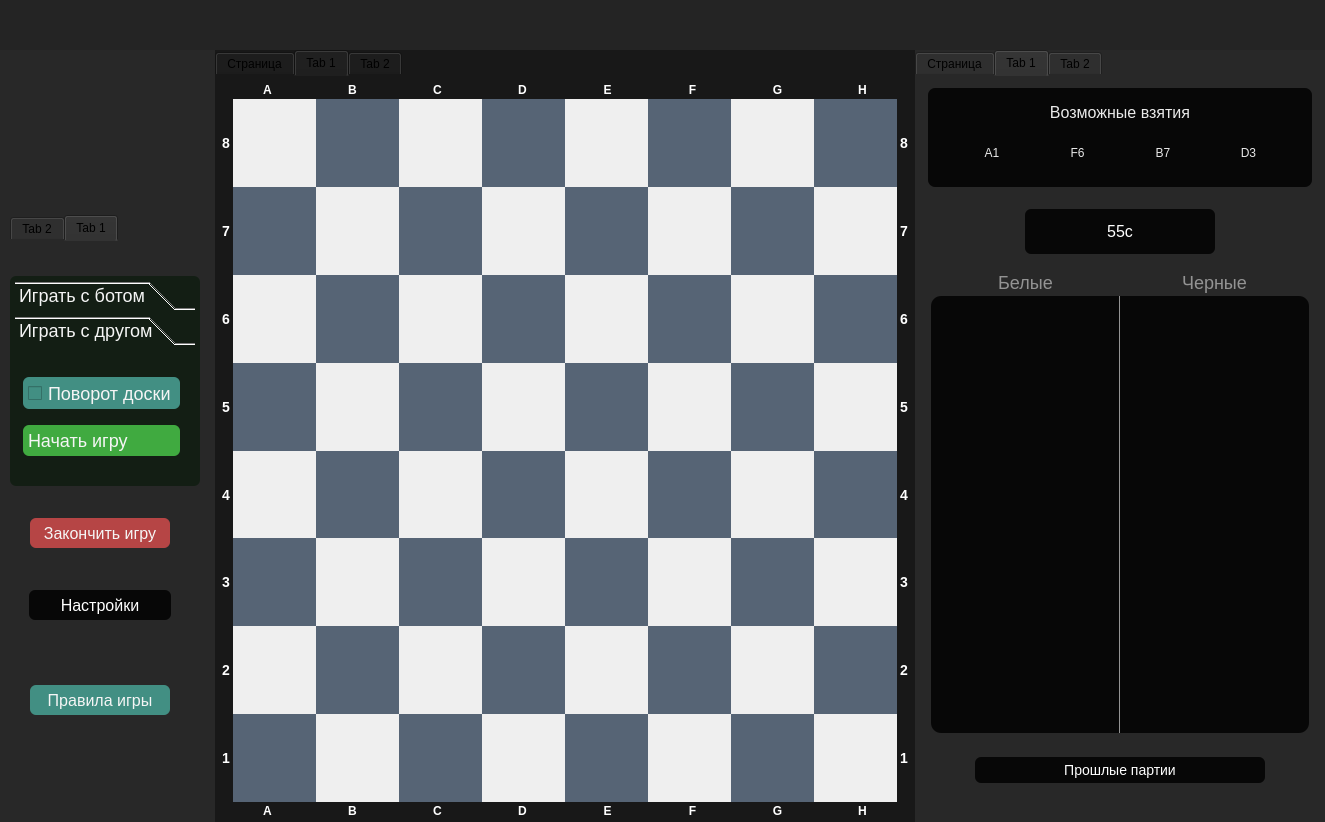
The window that main.ui (Artemdjdj/checker) describes before a commit, drawn with Qt 5.
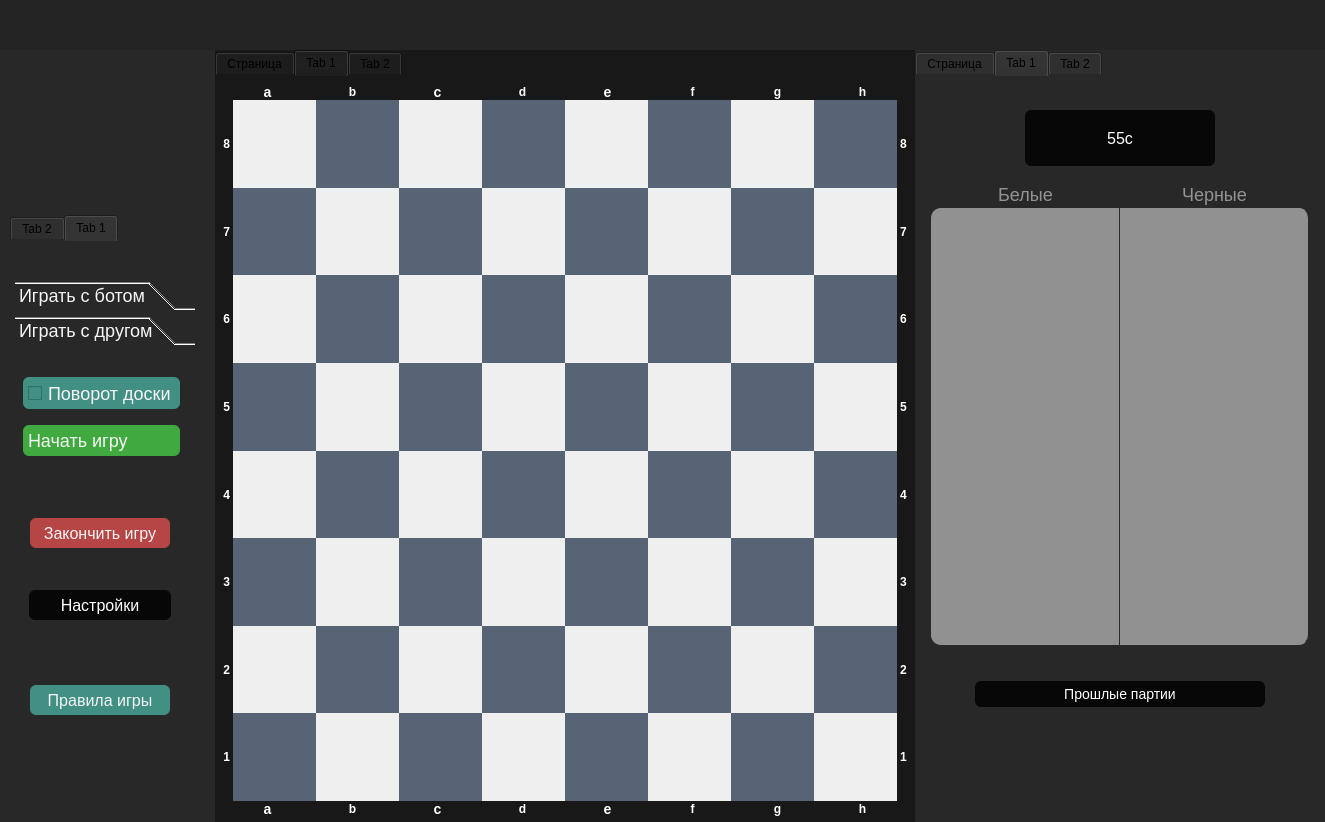
The same window after the commit. Icons and pictures are not drawn.

Patch:
```diff
--- a/main.ui
+++ b/main.ui
@@ -443,7 +443,7 @@
                </property>
                <property name="styleSheet">
                 <string notr="true">font-size:18px;
-background-color:rgb(19, 30, 20);
+background-color:rgb(40, 40, 40);
 color:rgb(245, 245, 245);
 border-radius:6px;
 padding:5px;
@@ -1247,13 +1247,13 @@
                <property name="minimumSize">
                 <size>
                  <width>665</width>
-                 <height>10</height>
+                 <height>13</height>
                 </size>
                </property>
                <property name="maximumSize">
                 <size>
                  <width>970</width>
-                 <height>15</height>
+                 <height>16</height>
                 </size>
                </property>
                <property name="sizeIncrement">
@@ -1282,7 +1282,7 @@
                  <number>5</number>
                 </property>
                 <property name="bottomMargin">
-                 <number>4</number>
+                 <number>0</number>
                 </property>
                 <item>
                  <widget class="QLabel" name="label_47">
@@ -1294,11 +1294,11 @@
                   </property>
                   <property name="styleSheet">
                    <string notr="true">border:none;
-font-size:12px;
+font-size:14px;
 color:rgb(255, 255, 255);</string>
                   </property>
                   <property name="text">
-                   <string>A</string>
+                   <string>a</string>
                   </property>
                   <property name="alignment">
                    <set>Qt::AlignmentFlag::AlignCenter</set>
@@ -1319,7 +1319,7 @@
 color:rgb(255, 255, 255);</string>
                   </property>
                   <property name="text">
-                   <string>B</string>
+                   <string>b</string>
                   </property>
                   <property name="alignment">
                    <set>Qt::AlignmentFlag::AlignCenter</set>
@@ -1336,11 +1336,11 @@
                   </property>
                   <property name="styleSheet">
                    <string notr="true">border:none;
-font-size:12px;
+font-size:14px;
 color:rgb(255, 255, 255);</string>
                   </property>
                   <property name="text">
-                   <string>C</string>
+                   <string>c</string>
                   </property>
                   <property name="alignment">
                    <set>Qt::AlignmentFlag::AlignCenter</set>
@@ -1361,7 +1361,7 @@
 color:rgb(255, 255, 255);</string>
                   </property>
                   <property name="text">
-                   <string>D</string>
+                   <string>d</string>
                   </property>
                   <property name="alignment">
                    <set>Qt::AlignmentFlag::AlignCenter</set>
@@ -1378,11 +1378,11 @@
                   </property>
                   <property name="styleSheet">
                    <string notr="true">border:none;
-font-size:12px;
+font-size:14px;
 color:rgb(255, 255, 255);</string>
                   </property>
                   <property name="text">
-                   <string>E</string>
+                   <string>e</string>
                   </property>
                   <property name="alignment">
                    <set>Qt::AlignmentFlag::AlignCenter</set>
@@ -1403,7 +1403,7 @@
 color:rgb(255, 255, 255);</string>
                   </property>
                   <property name="text">
-                   <string>F</string>
+                   <string>f</string>
                   </property>
                   <property name="alignment">
                    <set>Qt::AlignmentFlag::AlignCenter</set>
@@ -1436,7 +1436,7 @@
 color:rgb(255, 255, 255);</string>
                   </property>
                   <property name="text">
-                   <string>G</string>
+                   <string>g</string>
                   </property>
                   <property name="alignment">
                    <set>Qt::AlignmentFlag::AlignCenter</set>
@@ -1457,7 +1457,7 @@
 color:rgb(255, 255, 255);</string>
                   </property>
                   <property name="text">
-                   <string>H</string>
+                   <string>h</string>
                   </property>
                   <property name="alignment">
                    <set>Qt::AlignmentFlag::AlignCenter</set>
@@ -1734,7 +1734,7 @@
                      </property>
                      <property name="styleSheet">
                       <string notr="true">border:none;
-font-size:14px;
+font-size:12px;
 color:rgb(255, 255, 255);</string>
                      </property>
                      <property name="text">
@@ -1755,7 +1755,7 @@
                      </property>
                      <property name="styleSheet">
                       <string notr="true">border:none;
-font-size:14px;
+font-size:12px;
 color:rgb(255, 255, 255);</string>
                      </property>
                      <property name="text">
@@ -1776,7 +1776,7 @@
                      </property>
                      <property name="styleSheet">
                       <string notr="true">border:none;
-font-size:14px;
+font-size:12px;
 color:rgb(255, 255, 255);</string>
                      </property>
                      <property name="text">
@@ -1797,7 +1797,7 @@
                      </property>
                      <property name="styleSheet">
                       <string notr="true">border:none;
-font-size:14px;
+font-size:12px;
 color:rgb(255, 255, 255);</string>
                      </property>
                      <property name="text">
@@ -1818,7 +1818,7 @@
                      </property>
                      <property name="styleSheet">
                       <string notr="true">border:none;
-font-size:14px;
+font-size:12px;
 color:rgb(255, 255, 255);</string>
                      </property>
                      <property name="text">
@@ -1839,7 +1839,7 @@
                      </property>
                      <property name="styleSheet">
                       <string notr="true">border:none;
-font-size:14px;
+font-size:12px;
 color:rgb(255, 255, 255);</string>
                      </property>
                      <property name="text">
@@ -1860,7 +1860,7 @@
                      </property>
                      <property name="styleSheet">
                       <string notr="true">border:none;
-font-size:14px;
+font-size:12px;
 color:rgb(255, 255, 255);</string>
                      </property>
                      <property name="text">
@@ -1881,7 +1881,7 @@
                      </property>
                      <property name="styleSheet">
                       <string notr="true">border:none;
-font-size:14px;
+font-size:12px;
 color:rgb(255, 255, 255);</string>
                      </property>
                      <property name="text">
@@ -3347,7 +3347,7 @@
                      </property>
                      <property name="styleSheet">
                       <string notr="true">border:none;
-font-size:14px;
+font-size:12px;
 color:rgb(255, 255, 255);</string>
                      </property>
                      <property name="text">
@@ -3368,7 +3368,7 @@
                      </property>
                      <property name="styleSheet">
                       <string notr="true">border:none;
-font-size:14px;
+font-size:12px;
 color:rgb(255, 255, 255);</string>
                      </property>
                      <property name="text">
@@ -3389,7 +3389,7 @@
                      </property>
                      <property name="styleSheet">
                       <string notr="true">border:none;
-font-size:14px;
+font-size:12px;
 color:rgb(255, 255, 255);</string>
                      </property>
                      <property name="text">
@@ -3410,7 +3410,7 @@
                      </property>
                      <property name="styleSheet">
                       <string notr="true">border:none;
-font-size:14px;
+font-size:12px;
 color:rgb(255, 255, 255);</string>
                      </property>
                      <property name="text">
@@ -3431,7 +3431,7 @@
                      </property>
                      <property name="styleSheet">
                       <string notr="true">border:none;
-font-size:14px;
+font-size:12px;
 color:rgb(255, 255, 255);</string>
                      </property>
                      <property name="text">
@@ -3452,7 +3452,7 @@
                      </property>
                      <property name="styleSheet">
                       <string notr="true">border:none;
-font-size:14px;
+font-size:12px;
 color:rgb(255, 255, 255);</string>
                      </property>
                      <property name="text">
@@ -3473,7 +3473,7 @@
                      </property>
                      <property name="styleSheet">
                       <string notr="true">border:none;
-font-size:14px;
+font-size:12px;
 color:rgb(255, 255, 255);</string>
                      </property>
                      <property name="text">
@@ -3494,7 +3494,7 @@
                      </property>
                      <property name="styleSheet">
                       <string notr="true">border:none;
-font-size:14px;
+font-size:12px;
 color:rgb(255, 255, 255);</string>
                      </property>
                      <property name="text">
@@ -3884,13 +3884,13 @@
                <property name="minimumSize">
                 <size>
                  <width>665</width>
-                 <height>10</height>
+                 <height>13</height>
                 </size>
                </property>
                <property name="maximumSize">
                 <size>
                  <width>970</width>
-                 <height>15</height>
+                 <height>16</height>
                 </size>
                </property>
                <property name="styleSheet">
@@ -3910,7 +3910,7 @@
                  <number>5</number>
                 </property>
                 <property name="topMargin">
-                 <number>3</number>
+                 <number>0</number>
                 </property>
                 <property name="rightMargin">
                  <number>5</number>
@@ -3928,11 +3928,11 @@
                   </property>
                   <property name="styleSheet">
                    <string notr="true">border:none;
-font-size:12px;
+font-size:14px;
 color:rgb(255, 255, 255);</string>
                   </property>
                   <property name="text">
-                   <string>A</string>
+                   <string>a</string>
                   </property>
                   <property name="alignment">
                    <set>Qt::AlignmentFlag::AlignCenter</set>
@@ -3953,7 +3953,7 @@
 color:rgb(255, 255, 255);</string>
                   </property>
                   <property name="text">
-                   <string>B</string>
+                   <string>b</string>
                   </property>
                   <property name="alignment">
                    <set>Qt::AlignmentFlag::AlignCenter</set>
@@ -3970,11 +3970,11 @@
                   </property>
                   <property name="styleSheet">
                    <string notr="true">border:none;
-font-size:12px;
+font-size:14px;
 color:rgb(255, 255, 255);</string>
                   </property>
                   <property name="text">
-                   <string>C</string>
+                   <string>c</string>
                   </property>
                   <property name="alignment">
                    <set>Qt::AlignmentFlag::AlignCenter</set>
@@ -3995,7 +3995,7 @@
 color:rgb(255, 255, 255);</string>
                   </property>
                   <property name="text">
-                   <string>D</string>
+                   <string>d</string>
                   </property>
                   <property name="alignment">
                    <set>Qt::AlignmentFlag::AlignCenter</set>
@@ -4012,11 +4012,11 @@
                   </property>
                   <property name="styleSheet">
                    <string notr="true">border:none;
-font-size:12px;
+font-size:14px;
 color:rgb(255, 255, 255);</string>
                   </property>
                   <property name="text">
-                   <string>E</string>
+                   <string>e</string>
                   </property>
                   <property name="alignment">
                    <set>Qt::AlignmentFlag::AlignCenter</set>
@@ -4037,7 +4037,7 @@
 color:rgb(255, 255, 255);</string>
                   </property>
                   <property name="text">
-                   <string>F</string>
+                   <string>f</string>
                   </property>
                   <property name="alignment">
                    <set>Qt::AlignmentFlag::AlignCenter</set>
@@ -4058,7 +4058,7 @@
 color:rgb(255, 255, 255);</string>
                   </property>
                   <property name="text">
-                   <string>G</string>
+                   <string>g</string>
                   </property>
                   <property name="alignment">
                    <set>Qt::AlignmentFlag::AlignCenter</set>
@@ -4079,7 +4079,7 @@
 color:rgb(255, 255, 255);</string>
                   </property>
                   <property name="text">
-                   <string>H</string>
+                   <string>h</string>
                   </property>
                   <property name="alignment">
                    <set>Qt::AlignmentFlag::AlignCenter</set>
@@ -4343,111 +4343,6 @@
                 <property name="rightMargin">
                  <number>10</number>
                 </property>
-                <item>
-                 <widget class="QFrame" name="frame_20">
-                  <property name="styleSheet">
-                   <string notr="true">background-color:rgb(7,7,7);
-border-radius:7px;
-</string>
-                  </property>
-                  <property name="frameShape">
-                   <enum>QFrame::Shape::StyledPanel</enum>
-                  </property>
-                  <property name="frameShadow">
-                   <enum>QFrame::Shadow::Raised</enum>
-                  </property>
-                  <layout class="QVBoxLayout" name="verticalLayout_16">
-                   <item>
-                    <widget class="QLabel" name="label_24">
-                     <property name="styleSheet">
-                      <string notr="true">
-color:rgb(234, 234, 234);
-font-weight:300px;
-font-size:16px;
-
-</string>
-                     </property>
-                     <property name="text">
-                      <string>Возможные взятия</string>
-                     </property>
-                     <property name="alignment">
-                      <set>Qt::AlignmentFlag::AlignCenter</set>
-                     </property>
-                    </widget>
-                   </item>
-                   <item>
-                    <widget class="QFrame" name="frame_21">
-                     <property name="frameShape">
-                      <enum>QFrame::Shape::StyledPanel</enum>
-                     </property>
-                     <property name="frameShadow">
-                      <enum>QFrame::Shadow::Raised</enum>
-                     </property>
-                     <layout class="QHBoxLayout" name="horizontalLayout_10">
-                      <item>
-                       <widget class="QPushButton" name="pushButton_4">
-                        <property name="styleSheet">
-                         <string notr="true">color:rgb(232, 232, 232);
-</string>
-                        </property>
-                        <property name="text">
-                         <string>A1</string>
-                        </property>
-                        <property name="icon">
-                         <iconset resource="resource.qrc">
-                          <normaloff>:/icons/icons/white_figure_default.png</normaloff>:/icons/icons/white_figure_default.png</iconset>
-                        </property>
-                       </widget>
-                      </item>
-                      <item>
-                       <widget class="QPushButton" name="pushButton">
-                        <property name="styleSheet">
-                         <string notr="true">color:rgb(232, 232, 232);</string>
-                        </property>
-                        <property name="text">
-                         <string>F6</string>
-                        </property>
-                        <property name="icon">
-                         <iconset resource="resource.qrc">
-                          <normaloff>:/icons/icons/white_figure.png</normaloff>:/icons/icons/white_figure.png</iconset>
-                        </property>
-                       </widget>
-                      </item>
-                      <item>
-                       <widget class="QPushButton" name="pushButton_2">
-                        <property name="styleSheet">
-                         <string notr="true">color:rgb(232, 232, 232);</string>
-                        </property>
-                        <property name="text">
-                         <string>B7</string>
-                        </property>
-                        <property name="icon">
-                         <iconset resource="resource.qrc">
-                          <normaloff>:/icons/icons/white_figure_default.png</normaloff>:/icons/icons/white_figure_default.png</iconset>
-                        </property>
-                       </widget>
-                      </item>
-                      <item>
-                       <widget class="QPushButton" name="pushButton_3">
-                        <property name="styleSheet">
-                         <string notr="true">color:rgb(232, 232, 232);
-</string>
-                        </property>
-                        <property name="text">
-                         <string>D3</string>
-                        </property>
-                        <property name="icon">
-                         <iconset resource="resource.qrc">
-                          <normaloff>:/icons/icons/white_figure_default.png</normaloff>:/icons/icons/white_figure_default.png</iconset>
-                        </property>
-                       </widget>
-                      </item>
-                     </layout>
-                    </widget>
-                   </item>
-                  </layout>
-                 </widget>
-                </item>
                 <item>
                  <spacer name="verticalSpacer_6">
                   <property name="orientation">
@@ -4578,19 +4473,31 @@
                      <item>
                       <widget class="QTextEdit" name="textEdit_4">
                        <property name="styleSheet">
-                        <string notr="true">background-color:rgb(7,7,7);
-color:rgb(7,7,7);
+                        <string notr="true">background-color:rgb(145, 145, 145);
+color:rgb(217, 217, 217);
 font-size:12px;
 border:none;
-border-right:1px solid rgb(147,147,147);
+border-right:1px solid rgb(40, 40, 40);
 border-top-left-radius: 10px;
 border-bottom-left-radius: 10px;
 border-top-right-radius: 0;
-border-bottom-right-radius: 0;</string>
+border-bottom-right-radius: 0;
+text-align:center;
+</string>
                        </property>
                        <property name="readOnly">
                         <bool>true</bool>
                        </property>
+                       <property name="html">
+                        <string>&lt;!DOCTYPE HTML PUBLIC &quot;-//W3C//DTD HTML 4.0//EN&quot; &quot;http://www.w3.org/TR/REC-html40/strict.dtd&quot;&gt;
+&lt;html&gt;&lt;head&gt;&lt;meta name=&quot;qrichtext&quot; content=&quot;1&quot; /&gt;&lt;meta charset=&quot;utf-8&quot; /&gt;&lt;style type=&quot;text/css&quot;&gt;
+p, li { white-space: pre-wrap; }
+hr { height: 1px; border-width: 0; }
+li.unchecked::marker { content: &quot;\2610&quot;; }
+li.checked::marker { content: &quot;\2612&quot;; }
+&lt;/style&gt;&lt;/head&gt;&lt;body style=&quot; font-family:'Segoe UI'; font-size:12px; font-weight:400; font-style:normal;&quot;&gt;
+&lt;p style=&quot;-qt-paragraph-type:empty; margin-top:0px; margin-bottom:0px; margin-left:0px; margin-right:0px; -qt-block-indent:0; text-indent:0px;&quot;&gt;&lt;br /&gt;&lt;/p&gt;&lt;/body&gt;&lt;/html&gt;</string>
+                       </property>
                       </widget>
                      </item>
                     </layout>
@@ -4618,19 +4525,31 @@
                      <item>
                       <widget class="QTextEdit" name="textEdit_5">
                        <property name="styleSheet">
-                        <string notr="true">background-color:rgb(7,7,7);
-color:rgb(255, 255, 255);
+                        <string notr="true">background-color:rgb(145, 145, 145);
+color:rgb(53, 53, 53);
 font-size:12px;
-border: none;
-border-top-left-radius: 0;
-border-bottom-left-radius: 0;
+border:none;
+border-right:1px solid rgb(40, 40, 40);
 border-top-right-radius: 10px;
 border-bottom-right-radius: 10px;
+border-top-left-radius: 0;
+border-bottom-left-radius: 0;
+text-align:center;
 </string>
                        </property>
                        <property name="readOnly">
                         <bool>true</bool>
                        </property>
+                       <property name="html">
+                        <string>&lt;!DOCTYPE HTML PUBLIC &quot;-//W3C//DTD HTML 4.0//EN&quot; &quot;http://www.w3.org/TR/REC-html40/strict.dtd&quot;&gt;
+&lt;html&gt;&lt;head&gt;&lt;meta name=&quot;qrichtext&quot; content=&quot;1&quot; /&gt;&lt;meta charset=&quot;utf-8&quot; /&gt;&lt;style type=&quot;text/css&quot;&gt;
+p, li { white-space: pre-wrap; }
+hr { height: 1px; border-width: 0; }
+li.unchecked::marker { content: &quot;\2610&quot;; }
+li.checked::marker { content: &quot;\2612&quot;; }
+&lt;/style&gt;&lt;/head&gt;&lt;body style=&quot; font-family:'Segoe UI'; font-size:12px; font-weight:400; font-style:normal;&quot;&gt;
+&lt;p style=&quot;-qt-paragraph-type:empty; margin-top:0px; margin-bottom:0px; margin-left:0px; margin-right:0px; -qt-block-indent:0; text-indent:0px;&quot;&gt;&lt;br /&gt;&lt;/p&gt;&lt;/body&gt;&lt;/html&gt;</string>
+                       </property>
                       </widget>
                      </item>
                     </layout>
@@ -4708,7 +4627,7 @@
                   <property name="sizeHint" stdset="0">
                    <size>
                     <width>20</width>
-                    <height>5</height>
+                    <height>70</height>
                    </size>
                   </property>
                  </spacer>
```
Left out of the diff: 87 changed lines with no effect on the pictures.
